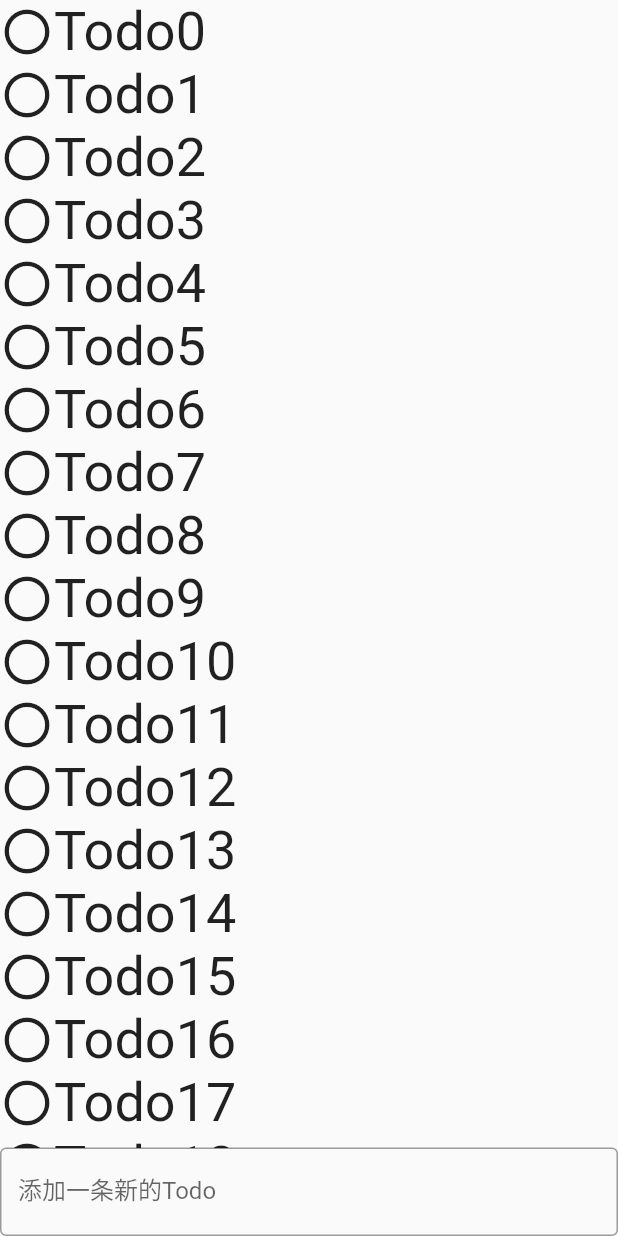
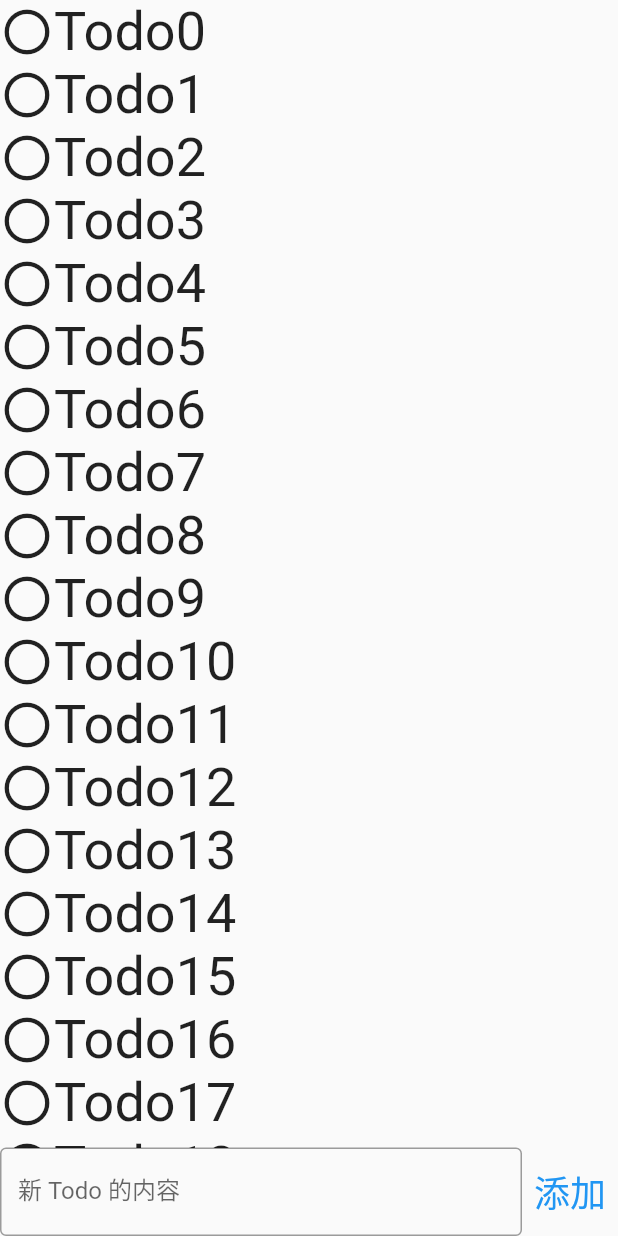
Before and after one commit to thu-flutter-dev/todoapp, a Flutter app: the screen it shows after launch, on a phone screen of 412 x 824 dp. Run offline on Flutter 3.47's test engine with Material 2 defaults, Android fonts, the phone set to English and light mode, and no system bars.

Commit message:
use AddTodoWidget

```diff
--- a/lib/main.dart
+++ b/lib/main.dart
@@ -32,12 +32,35 @@ class ContentWidget extends StatelessWidget {
                 .toList(),
           ),
         ),
-        TextField(
-          decoration: InputDecoration(
-            border: OutlineInputBorder(),
-            labelText: '添加一条新的Todo',
+        AddTodoWidget()
+      ],
+    );
+  }
+}
+
+class AddTodoWidget extends StatelessWidget {
+  AddTodoWidget({super.key});
+
+  @override
+  Widget build(BuildContext context) {
+    return Row(
+      children: [
+        Expanded(
+          child: TextField(
+            decoration: InputDecoration(
+              border: OutlineInputBorder(),
+              labelText: '新 Todo 的内容',
+            ),
           ),
-        )
+        ),
+        TextButton(
+            onPressed: () {
+              debugPrint("添加按钮按下");
+            },
+            child: Text(
+              "添加",
+              style: TextStyle(fontSize: 24),
+            ))
       ],
     );
   }
```
